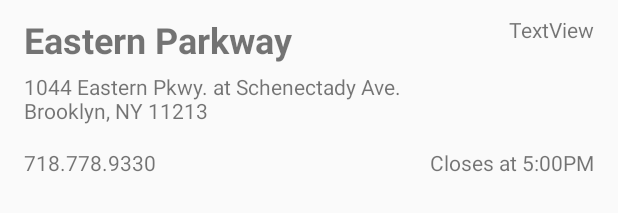
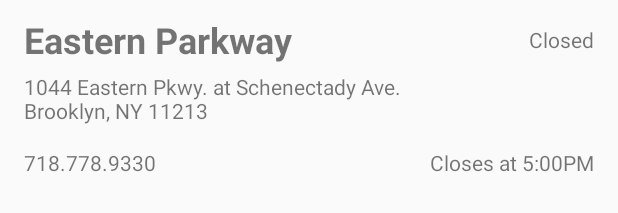
Before and after one commit to PCGeekBrain/BPLocate, an Android app: the layout location_item.xml on its own in the app's theme, with its tools: preview values and no code run, on a phone screen of 412 x 824 dp. Shown: the top 213 px of the screen. Run offline under Robolectric (Android 15) with nearby library versions, the phone set to English and light mode, and no system bars.

Commit message:
Small UI tweaks

```diff
--- a/app/src/main/java/com/pcgeekbrain/bplocate/UpdateData.java
+++ b/app/src/main/java/com/pcgeekbrain/bplocate/UpdateData.java
@@ -115,8 +115,7 @@ public class UpdateData extends AsyncTask<String, Void, ArrayList<Branch>>{
         Iterator<Element> ite = table.select("td").iterator();
         ite.next(); //Address:
         String address = ite.next().text();
-        address.replaceAll("Brooklyn", "\nBrooklyn");
-        address.replaceAll("NY", "NY ");
+        address = address.replaceAll("Brooklyn, NY", "\nBrooklyn, NY ");
         Log.d(TAG, "parseHTMLData: address -> "+address);
         currentBranch.setAddress(address);
         ite.next(); //Phone:
--- a/app/src/main/res/layout/location_item.xml
+++ b/app/src/main/res/layout/location_item.xml
@@ -15,7 +15,8 @@
         android:textAllCaps="false"
         android:textSize="24sp"
         tools:text="Eastern Parkway"
-        android:layout_marginTop="10dp" />
+        android:layout_marginTop="10dp"
+        android:layout_toStartOf="@+id/loc_hours" />
 
     <TextView
         android:layout_width="wrap_content"
@@ -45,10 +46,12 @@
         android:layout_alignParentEnd="true" />
 
     <TextView
-        android:text="TextView"
+        android:text="Closed"
         android:layout_width="wrap_content"
         android:layout_height="wrap_content"
+        android:id="@+id/loc_hours"
+        android:layout_alignBottom="@+id/loc_name"
+        android:layout_alignParentEnd="true"
         android:layout_alignTop="@+id/loc_name"
-        android:layout_alignParentEnd="true"
-        android:id="@+id/loc_hours" />
+        android:gravity="center_vertical" />
 </RelativeLayout>
```
